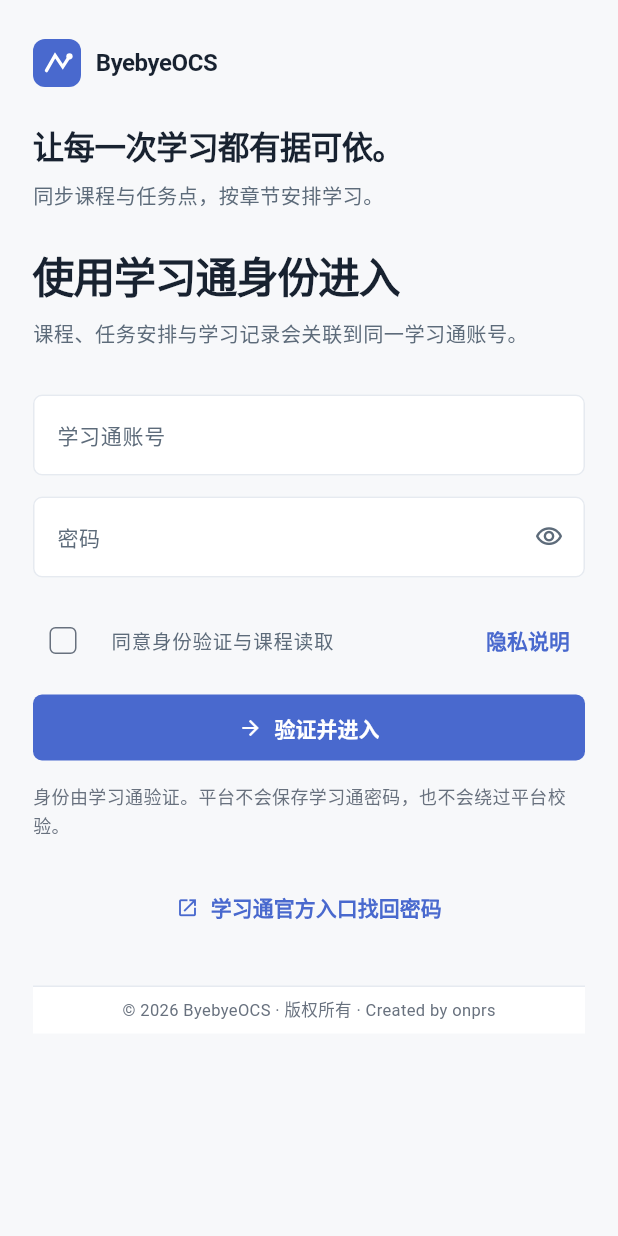
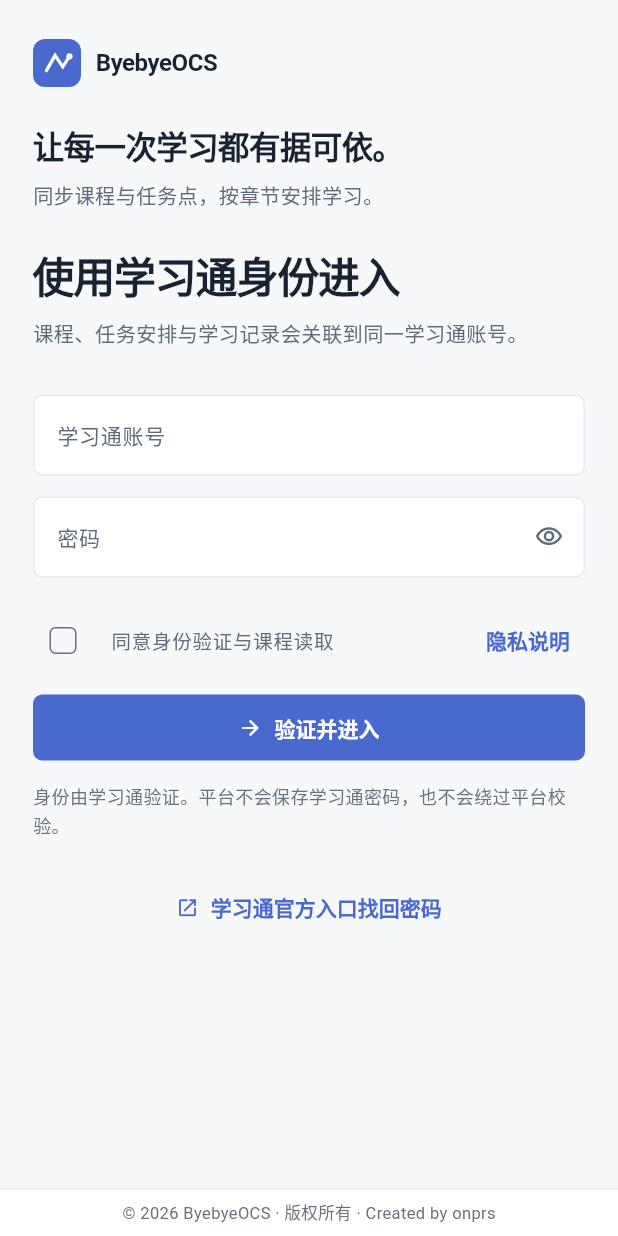
Before and after one commit to onprs/ByebyeOCS, a Flutter app: the LoginPage screen opened by its route, on a phone screen of 412 x 824 dp. Run offline on Flutter 3.47's test engine with Material 3 defaults, Android fonts, the phone set to English and light mode, and no system bars; our stand-ins replace flutter_riverpod, flutter_secure_storage, go_router, shared_preferences, web; missing offline and left inert: dart:js_interop; accounts and stored records are empty; project files that could hold a hidden picture were left out.

Commit message:
fix: 页脚固定全宽并完整显示主视觉封面

```diff
--- a/apps/client_flutter/lib/design/components.dart
+++ b/apps/client_flutter/lib/design/components.dart
@@ -1195,17 +1195,15 @@ class SiteFooter extends StatelessWidget {
     final narrow = compact || MediaQuery.sizeOf(context).width < 600;
     final copyright = '© $year ByebyeOCS · 版权所有';
     return Container(
+      width: double.infinity,
       height: narrow ? 32 : 44,
       decoration: BoxDecoration(
         color: colors.surface,
         border: Border(top: BorderSide(color: colors.border)),
       ),
-      child: Center(
-        child: ConstrainedBox(
-          constraints: const BoxConstraints(maxWidth: AppMetrics.contentWidth),
       child: Padding(
         padding: EdgeInsets.symmetric(
-              horizontal: narrow ? 16 : AppMetrics.pagePadding,
+          horizontal: narrow ? 16 : 28,
         ),
         child: narrow
             ? FittedBox(
@@ -1239,8 +1237,6 @@ class SiteFooter extends StatelessWidget {
                 ],
               ),
       ),
-        ),
-      ),
     );
   }
 }
--- a/apps/client_flutter/lib/features/auth/login_page.dart
+++ b/apps/client_flutter/lib/features/auth/login_page.dart
@@ -55,6 +55,7 @@ class _LoginPageState extends ConsumerState<LoginPage> {
     }
     return Scaffold(
       backgroundColor: colors.background,
+      bottomNavigationBar: const SiteFooter(compact: true),
       body: SafeArea(
         child: LayoutBuilder(
           builder: (context, constraints) {
@@ -107,8 +108,6 @@ class _LoginPageState extends ConsumerState<LoginPage> {
                             _MobileIntro(colors: colors),
                             const SizedBox(height: 24),
                             _buildContent(context, auth, login),
-                            const SizedBox(height: 28),
-                            const SiteFooter(compact: true),
                           ],
                         ),
                       ),
--- a/apps/client_flutter/lib/features/courses/course_cover.dart
+++ b/apps/client_flutter/lib/features/courses/course_cover.dart
@@ -101,6 +101,7 @@ class CourseCover extends ConsumerStatefulWidget {
     required this.seed,
     this.height = 118,
     this.background = true,
+    this.fit = BoxFit.cover,
   });
 
   /// 服务端给出的 API 根目录相对地址；为空表示没有可用封面。
@@ -110,6 +111,7 @@ class CourseCover extends ConsumerStatefulWidget {
 
   /// 占位图是否绘制底色，与主视觉的渐变背景配合时关闭。
   final bool background;
+  final BoxFit fit;
 
   @override
   ConsumerState<CourseCover> createState() => _CourseCoverState();
@@ -168,7 +170,7 @@ class _CourseCoverState extends ConsumerState<CourseCover> {
                   key: ValueKey<String>('cover-$path'),
                   height: widget.height,
                   width: double.infinity,
-                  fit: BoxFit.cover,
+                  fit: widget.fit,
                   cacheWidth: _decodeWidth(context, constraints.maxWidth),
                   gaplessPlayback: true,
                   errorBuilder: (context, error, stackTrace) => _placeholder(),
--- a/apps/client_flutter/lib/features/courses/course_detail_page.dart
+++ b/apps/client_flutter/lib/features/courses/course_detail_page.dart
@@ -261,8 +261,6 @@ class _CourseDetailPageState extends ConsumerState<CourseDetailPage> {
           icon: Icons.link,
           message: '课程内容以学习通为准。普通附件不计入未完成任务，平台确认数量会在同步后更新。',
         ),
-        const SizedBox(height: 30),
-        const SiteFooter(),
       ],
     );
     return body;
--- a/apps/client_flutter/lib/features/courses/courses_page.dart
+++ b/apps/client_flutter/lib/features/courses/courses_page.dart
@@ -312,8 +312,6 @@ class _CoursesPageState extends ConsumerState<CoursesPage> {
           icon: Icons.fact_check_outlined,
           message: '完成数量来自学习通平台返回。普通附件标注为学习资料，不计入任务点。',
         ),
-        const SizedBox(height: 30),
-        const SiteFooter(),
       ],
     );
   }
--- a/apps/client_flutter/lib/features/home/home_page.dart
+++ b/apps/client_flutter/lib/features/home/home_page.dart
@@ -245,8 +245,6 @@ class HomePage extends ConsumerWidget {
                   ),
                 );
               }),
-              const SizedBox(height: 30),
-              const SiteFooter(),
             ],
           ),
         ),
--- a/apps/client_flutter/lib/features/plans/plans_page.dart
+++ b/apps/client_flutter/lib/features/plans/plans_page.dart
@@ -65,8 +65,6 @@ class _PlansPageState extends ConsumerState<PlansPage> {
                 return _buildData(context, data, courses);
               },
             ),
-            const SizedBox(height: 30),
-            const SiteFooter(),
           ],
         ),
       ),
--- a/apps/client_flutter/lib/features/settings/settings_page.dart
+++ b/apps/client_flutter/lib/features/settings/settings_page.dart
@@ -250,8 +250,6 @@ class _SettingsPageState extends ConsumerState<SettingsPage> {
                               onPressed: _logout)),
                     ])),
               ])),
-          const SizedBox(height: 30),
-          const SiteFooter(),
         ]),
       ),
     );
--- a/apps/client_flutter/lib/features/shell/app_shell.dart
+++ b/apps/client_flutter/lib/features/shell/app_shell.dart
@@ -118,6 +118,7 @@ class _AppShellState extends ConsumerState<AppShell>
                 ),
               ),
             ),
+            SiteFooter(compact: narrow),
             if (narrow)
               _BottomNavigation(
                 destinations: _destinations,
```
Also changed, not shown: apps/client_flutter/lib/features/wallet/wallet_page.dart (+0 -7 lines). Lines whose indentation alone changed are shown as unchanged.
